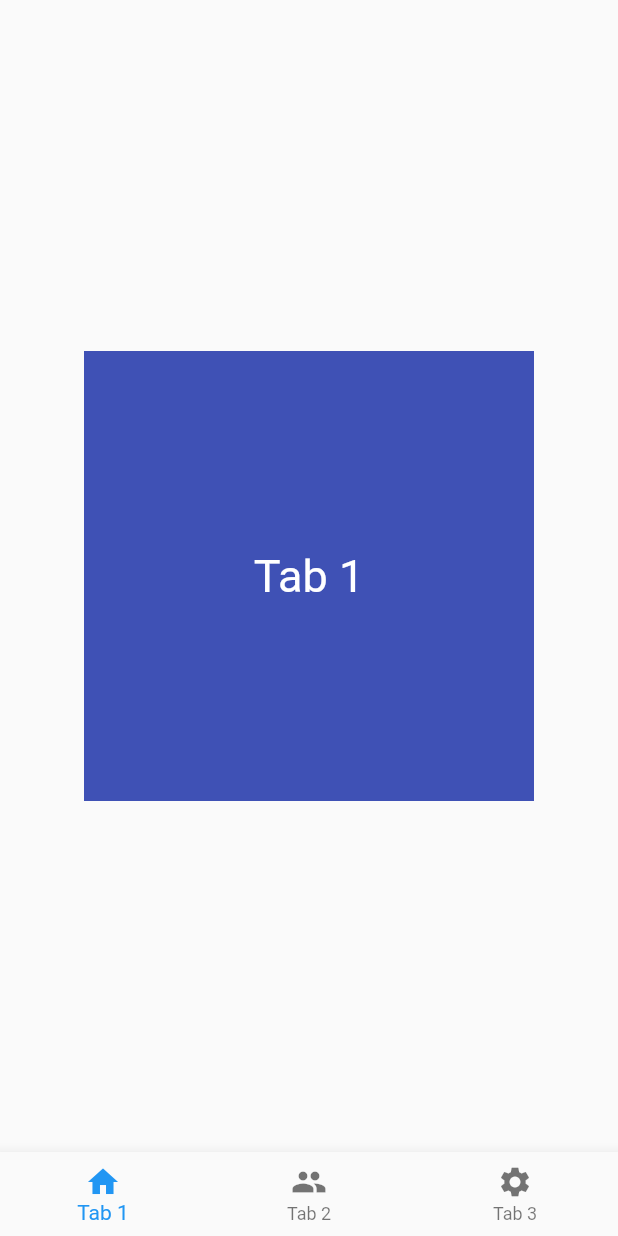
After one commit to sqrg/flt_base, a Flutter app: the MainView screen opened by its route, on a phone screen of 412 x 824 dp. The commit adds this screen. Run offline on Flutter 3.47's test engine with Material 2 defaults, Android fonts, the phone set to English and light mode, and no system bars; our stand-ins replace get_it.

Commit message:
Add tabs architecture

```diff
--- /dev/null
+++ b/lib/core/viewmodels/main_viewmodel.dart
@@ -0,0 +1,10 @@
+import 'package:flt_base/core/viewmodels/z_base_viewmodel.dart';
+
+class MainViewModel extends BaseViewModel {
+  int currentTabIndex = 0;
+
+  void changeTab(int index) {
+    currentTabIndex = index;
+    notifyListeners();
+  }
+}
--- /dev/null
+++ b/lib/core/viewmodels/tab_1_viewmodel.dart
@@ -0,0 +1,5 @@
+import 'package:flt_base/core/viewmodels/z_base_viewmodel.dart';
+
+class Tab1ViewModel extends BaseViewModel {
+  String tabTitle = 'Tab 1';
+}
--- /dev/null
+++ b/lib/core/viewmodels/tab_2_viewmodel.dart
@@ -0,0 +1,5 @@
+import 'package:flt_base/core/viewmodels/z_base_viewmodel.dart';
+
+class Tab2ViewModel extends BaseViewModel {
+  String tabTitle = 'Tab 2';
+}
--- /dev/null
+++ b/lib/core/viewmodels/tab_3_viewmodel.dart
@@ -0,0 +1,5 @@
+import 'package:flt_base/core/viewmodels/z_base_viewmodel.dart';
+
+class Tab3ViewModel extends BaseViewModel {
+  String tabTitle = 'Tab 3';
+}
--- a/lib/ui/router.dart
+++ b/lib/ui/router.dart
@@ -1,13 +1,15 @@
+import 'package:flutter/material.dart';
+
+import 'package:flt_base/ui/views/main_view.dart';
 import 'package:flt_base/ui/views/login_view.dart';
-import 'package:flutter/material.dart';
 
 class Router {
   static Route<dynamic> generateRoute(RouteSettings settings) {
     switch (settings.name) {
       case 'login':
         return MaterialPageRoute(builder: (_) => LoginView());
-      //case '/':
-      //  break;
+      case '/':
+        return MaterialPageRoute(builder: (_) => MainView());
       default:
         return MaterialPageRoute(
             builder: (_) => Scaffold(
--- /dev/null
+++ b/lib/ui/views/main_view.dart
@@ -0,0 +1,53 @@
+import 'package:flutter/material.dart';
+
+import 'package:flt_base/core/viewmodels/main_viewmodel.dart';
+
+import 'package:flt_base/ui/views/tab_1_view.dart';
+import 'package:flt_base/ui/views/tab_2_view.dart';
+import 'package:flt_base/ui/views/tab_3_view.dart';
+
+import 'package:flt_base/ui/views/z_base_view.dart';
+
+class MainView extends StatefulWidget {
+  @override
+  MainViewState createState() => MainViewState();
+}
+
+class MainViewState extends State<MainView> {
+
+  var tabsList = [
+    Tab1View(),
+    Tab2View(),
+    Tab3View(),
+  ];
+
+  @override
+  Widget build(BuildContext context) {
+    return BaseView<MainViewModel>(
+        builder: (context, viewModel, child) => DefaultTabController(
+            length: 3,
+            child: Scaffold(
+              body: tabsList[viewModel.currentTabIndex],
+              bottomNavigationBar: BottomNavigationBar(
+                currentIndex: viewModel.currentTabIndex,
+                onTap: (index) {
+                  viewModel.changeTab(index);
+                },
+                items: [
+                  BottomNavigationBarItem(
+                    icon: Icon(Icons.home),
+                    title: Text('Tab 1'),
+                  ),
+                  BottomNavigationBarItem(
+                    icon: Icon(Icons.people),
+                    title: Text('Tab 2'),
+                  ),
+                  BottomNavigationBarItem(
+                    icon: Icon(Icons.settings),
+                    title: Text('Tab 3'),
+                  ),
+                ],
+              ),
+            )));
+  }
+}
--- /dev/null
+++ b/lib/ui/views/tab_1_view.dart
@@ -0,0 +1,30 @@
+import 'package:flutter/material.dart';
+
+import 'package:flt_base/core/viewmodels/tab_1_viewmodel.dart';
+
+import 'package:flt_base/ui/views/z_base_view.dart';
+
+class Tab1View extends StatefulWidget {
+  @override
+  Tab1ViewState createState() => Tab1ViewState();
+}
+
+class Tab1ViewState extends State<Tab1View> {
+  @override
+  Widget build(BuildContext context) {
+    return BaseView<Tab1ViewModel>(
+        builder: (context, viewModel, child) => Scaffold(
+              body: Center(
+                  child: Container(
+                alignment: Alignment.center,
+                height: 300,
+                width: 300,
+                child: Text(
+                  viewModel.tabTitle,
+                  style: TextStyle(color: Colors.white, fontSize: 30),
+                ),
+                color: Colors.indigo,
+              )),
+            ));
+  }
+}
--- a/lib/ui/views/z_base_view.dart
+++ b/lib/ui/views/z_base_view.dart
@@ -3,6 +3,7 @@ import 'package:flutter/widgets.dart';
 import 'package:provider/provider.dart';
 
 import 'package:flt_base/locator.dart';
+
 import 'package:flt_base/core/viewmodels/z_base_viewmodel.dart';
 
 class BaseView<T extends BaseViewModel> extends StatefulWidget {
@@ -30,8 +31,9 @@ class BaseViewState<T extends BaseViewModel> extends State<BaseView<T>> {
 
   @override
   Widget build(BuildContext context) {
-    return ChangeNotifierProvider<T>(
-        create: (_) => viewModel,
+    // See: https://github.com/rrousselGit/provider/issues/168#issuecomment-514350353
+    return ChangeNotifierProvider<T>.value(
+        value: viewModel,
         child: Consumer<T>(builder: widget.builder));
   }
 }
```
Also changed, not shown: lib/locator.dart (+10 -0 lines), lib/ui/views/tab_2_view.dart (added, +30 -0 lines), lib/ui/views/tab_3_view.dart (added, +30 -0 lines).
